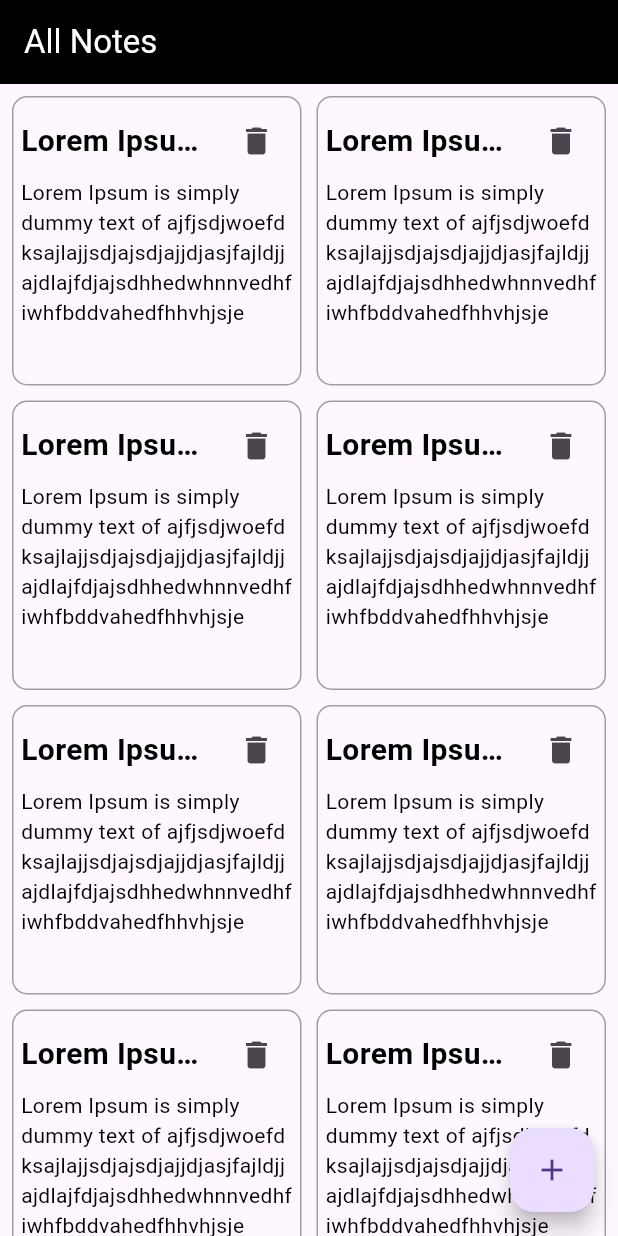
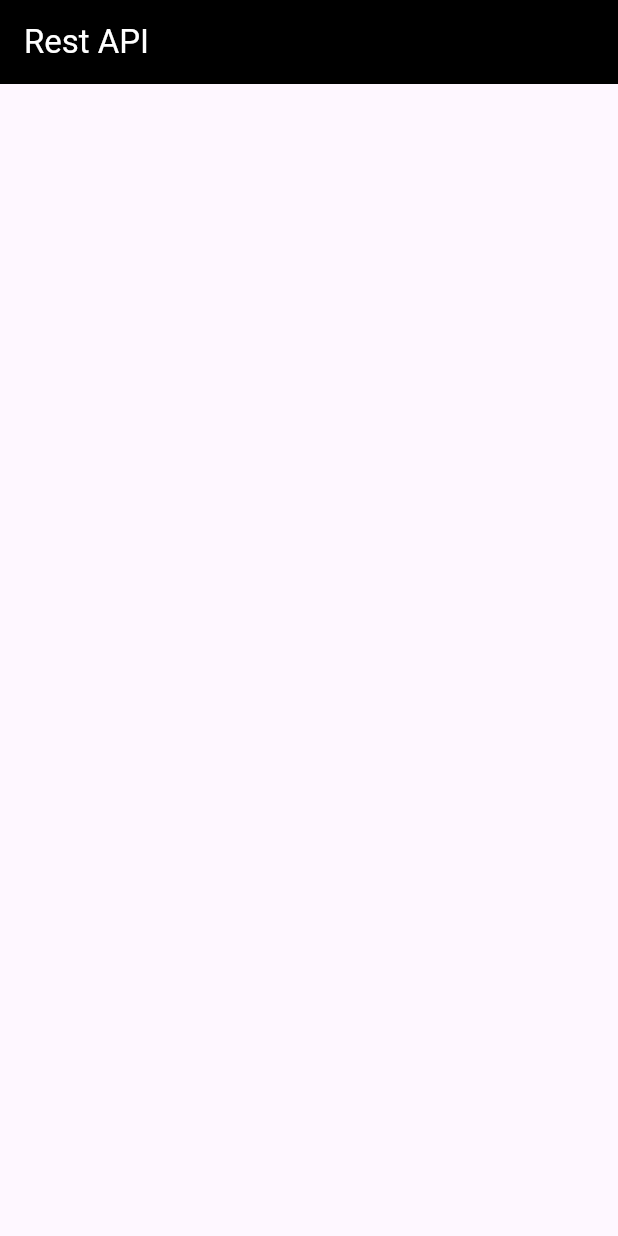
Before and after one commit to sugith10/note-app-bloc-architecture, a Flutter app: the screen it shows after launch, on a phone screen of 412 x 824 dp. Run offline on Flutter 3.47's test engine with Material 3 defaults, Android fonts, the phone set to English and light mode, and no system bars.

Commit message:
second commit

```diff
--- a/lib/main.dart
+++ b/lib/main.dart
@@ -1,5 +1,5 @@
 import 'package:flutter/material.dart';
-import 'package:new_note/view/screen_all_notes.dart';
+import 'package:new_note/screen/home_screen.dart';
 
 main(){
   runApp(MyApp());
@@ -11,7 +11,7 @@ class MyApp extends StatelessWidget {
   @override
   Widget build(BuildContext context) {
     return MaterialApp(
-      home: AllNotesScrn(),
+      home: HomeScreen(),
     );
   }
 }
--- /dev/null
+++ b/lib/screen/home_screen.dart
@@ -0,0 +1,15 @@
+import 'package:flutter/material.dart';
+
+class HomeScreen extends StatelessWidget {
+  const HomeScreen({super.key});
+
+  @override
+  Widget build(BuildContext context) {
+    return Scaffold(
+      appBar: AppBar(
+        backgroundColor: Colors.black,
+        title: Text('Rest API', style: TextStyle(color: Colors.white),),
+      ),
+    );
+  }
+}
--- a/lib/view/note_item.dart
+++ /dev/null
@@ -1,65 +0,0 @@
-import 'package:flutter/material.dart';
-import 'package:new_note/view/screen_add_note.dart';
-
-class NoteItem extends StatelessWidget {
-  final String id;
-  final String title;
-  final String content;
-  const NoteItem(
-      {required this.id,
-      required this.title,
-      required this.content,
-      super.key});
-
-  @override
-  Widget build(BuildContext context) {
-    return GestureDetector(
-      onTap: () {
-        Navigator.of(context).push(
-          MaterialPageRoute(
-            builder: (context) => AddNotesScrn(
-              type: ActionType.EditNote,
-              id: id,
-            ),
-          ),
-        );
-      },
-      child: Container(
-        decoration: BoxDecoration(
-            borderRadius: BorderRadius.circular(10),
-            border: Border.all(color: Colors.grey)),
-        padding: const EdgeInsets.all(5),
-        child: Column(
-          children: [
-            Row(
-              mainAxisAlignment: MainAxisAlignment.spaceBetween,
-              children: [
-                Expanded(
-                  child: Text(
-                    title,
-                    overflow: TextOverflow.ellipsis,
-                    style: TextStyle(
-                      color: Colors.black,
-                      fontSize: 20,
-                      fontWeight: FontWeight.bold,
-                    ),
-                  ),
-                ),
-                IconButton(onPressed: (){}, icon: Icon(Icons.delete))
-              ],
-            ),
-            Text(
-              content,
-              maxLines: 5,
-              overflow: TextOverflow.ellipsis,
-              style: TextStyle(
-                color: Colors.black,
-                fontSize: 14
-              ),
-            )
-          ],
-        ),
-      ),
-    );
-  }
-}
--- a/lib/view/screen_all_notes.dart
+++ /dev/null
@@ -1,36 +0,0 @@
-import 'package:flutter/material.dart';
-import 'package:new_note/view/note_item.dart';
-
-class AllNotesScrn extends StatelessWidget {
-  const AllNotesScrn({super.key});
-
-  @override
-  Widget build(BuildContext context) {
-    return Scaffold(
-      appBar: AppBar(
-        title: Text(
-          'All Notes',
-          style: TextStyle(color: Colors.white),
-        ),
-        backgroundColor: Colors.black,
-      ),
-      body: GridView.count(
-        crossAxisCount: 2,
-        mainAxisSpacing: 10,
-        crossAxisSpacing: 10,
-        padding: EdgeInsets.all(8),
-        children: List.generate(
-            10,
-            (index) => NoteItem(
-                id: index.toString(),
-                title: 'Lorem Ipsum Title $index',
-                content:
-                    'Lorem Ipsum is simply dummy text of ajfjsdjwoefdksajlajjsdjajsdjajjdjasjfajldjjajdlajfdjajsdhhedwhnnvedhfiwhfbddvahedfhhvhjsje')),
-      ),
-      floatingActionButton: FloatingActionButton(
-        onPressed: () {},
-        child: Icon(Icons.add),
-      ),
-    );
-  }
-}
--- a/pubspec.yaml
+++ b/pubspec.yaml
@@ -48,11 +48,6 @@ flutter:
   # For details regarding adding assets from package dependencies, see
   # https://flutter.dev/assets-and-images/#from-packages
 
-  # To add custom fonts to your application, add a fonts section here,
-  # in this "flutter" section. Each entry in this list should have a
-  # "family" key with the font family name, and a "fonts" key with a
-  # list giving the asset and other descriptors for the font. For
-  # example:
   # fonts:
   #   - family: Schyler
   #     fonts:
```
Also changed, not shown: lib/view/screen_add_note.dart (deleted, +0 -63 lines), lib/model/new.dart (deleted).
